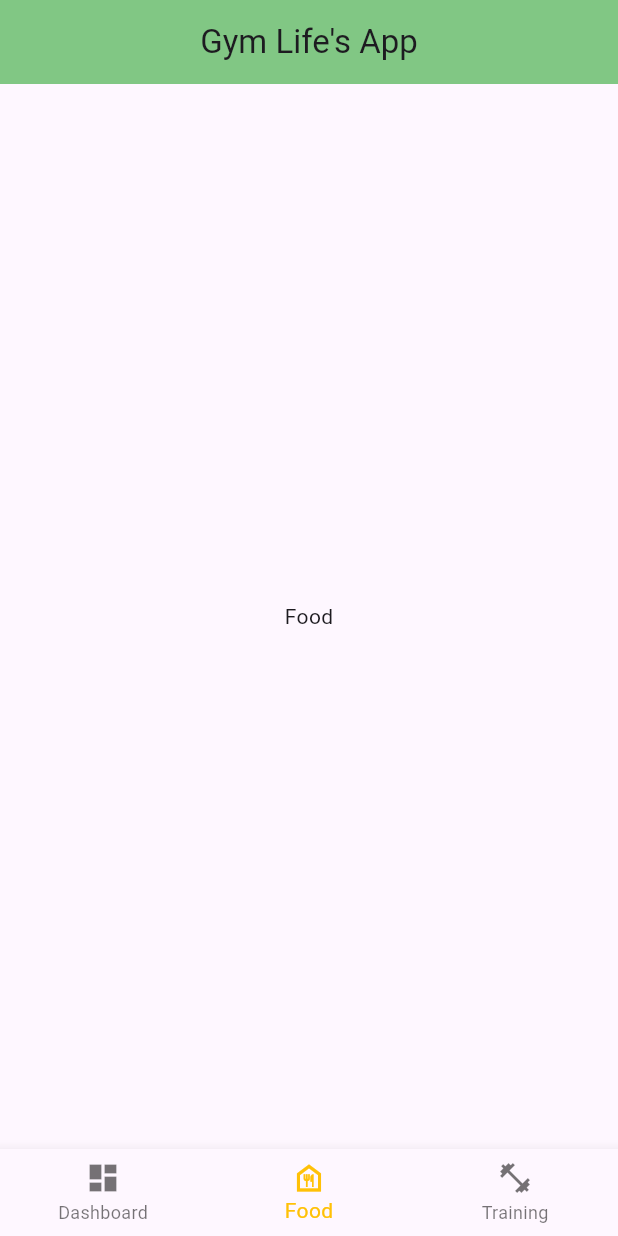
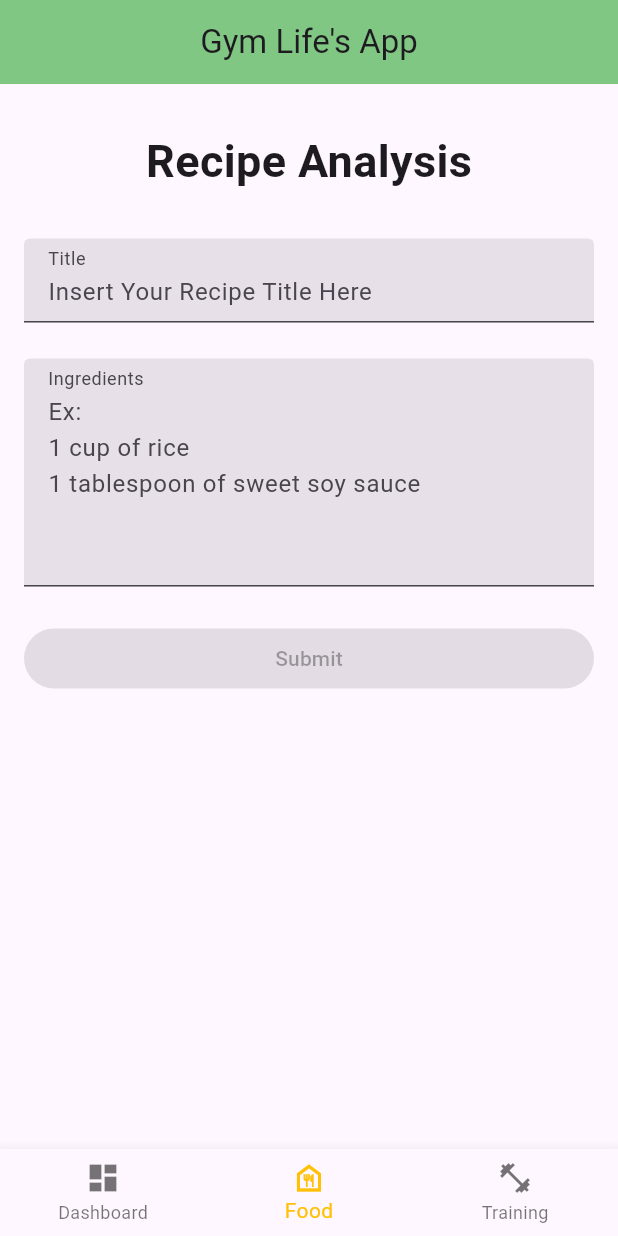
Before and after one commit to gabisaCSS/GymLife-s-App, a Flutter app: the screen it shows after launch, item 2 of the bottom bar chosen, on a phone screen of 412 x 824 dp. Run offline on Flutter 3.47's test engine with Material 2 defaults, Android fonts, the light colour scheme and no system bars; our stand-ins replace bloc, dio, equatable, flutter_bloc.

Commit message:
recipe_analysis

```diff
--- a/lib/main.dart
+++ b/lib/main.dart
@@ -1,5 +1,8 @@
 import 'package:flutter/material.dart';
 import 'package:flutter_bloc/flutter_bloc.dart';
+import 'package:gym_lifes_app/screen/food_screen/bloc/recipe_analyzer_bloc.dart';
+import 'package:gym_lifes_app/screen/food_screen/cubit/recipe_ingr_cubit/recipe_ingr_cubit.dart';
+import 'package:gym_lifes_app/screen/food_screen/cubit/recipe_title_cubit/recipe_title_cubit.dart';
 import 'package:gym_lifes_app/screen/main_screen/main_screen.dart';
 import 'package:gym_lifes_app/screen/main_screen/mains_bloc/mains_bloc.dart';
 
@@ -14,7 +17,14 @@ class MyApp extends StatelessWidget {
   @override
   Widget build(BuildContext context) {
     return MultiBlocProvider(
-        providers: [BlocProvider<MainsBloc>(create: (context) => MainsBloc())],
+        providers: [
+          BlocProvider<MainsBloc>(create: (context) => MainsBloc()),
+          BlocProvider<RecipeTitleCubit>(
+              create: (context) => RecipeTitleCubit()),
+          BlocProvider<RecipeIngrCubit>(create: (context) => RecipeIngrCubit()),
+          BlocProvider<RecipeAnalyzerBloc>(
+              create: (context) => RecipeAnalyzerBloc()),
+        ],
         child: MaterialApp(
           title: "Gym Life's App",
           debugShowCheckedModeBanner: false,
--- a/lib/model/nutrition_model/nutrition_api/nutrition_api.dart
+++ b/lib/model/nutrition_model/nutrition_api/nutrition_api.dart
@@ -7,6 +7,8 @@ import 'package:gym_lifes_app/model/nutrition_model/nutrition_model.dart';
 class NutritionApi {
   static Future<NutritionModel> getNutrition(
       {required String title, required List<String> ingr}) async {
+    print(jsonEncode({"title": title, "ingr": ingr}));
+    try {} catch (e) {}
     final response = await Dio().post(
         'https://api.edamam.com/api/nutrition-details?app_id=$appId&app_key=$appKey',
         options: Options(headers: {"Content-Type": "application/json"}),
--- a/lib/model/nutrition_model/nutrition_model.dart
+++ b/lib/model/nutrition_model/nutrition_model.dart
@@ -8,11 +8,11 @@ NutritionModel nutritionModelFromJson(String str) =>
     NutritionModel.fromJson(json.decode(str));
 
 class NutritionModel {
-  int calories;
-  Map<String, TotalDaily> totalNutrients;
-  Map<String, TotalDaily> totalDaily;
+  int? calories;
+  Nutrients totalNutrients;
+  Map<String, NutrientsData> totalDaily;
   List<Ingredient> ingredients;
-  TotalNutrientsKCal totalNutrientsKCal;
+  NutrientsKCal totalNutrientsKCal;
 
   NutritionModel({
     required this.calories,
@@ -24,20 +24,49 @@ class NutritionModel {
 
   factory NutritionModel.fromJson(Map<String, dynamic> json) => NutritionModel(
         calories: json["calories"],
-        totalNutrients: Map.from(json["totalNutrients"]).map(
-            (k, v) => MapEntry<String, TotalDaily>(k, TotalDaily.fromJson(v))),
-        totalDaily: Map.from(json["totalDaily"]).map(
-            (k, v) => MapEntry<String, TotalDaily>(k, TotalDaily.fromJson(v))),
+        totalNutrients: Nutrients.fromJson(json["totalNutrients"]),
+        totalDaily: Map.from(json["totalDaily"]).map((k, v) =>
+            MapEntry<String, NutrientsData>(k, NutrientsData.fromJson(v))),
         ingredients: List<Ingredient>.from(
             json["ingredients"].map((x) => Ingredient.fromJson(x))),
-        totalNutrientsKCal:
-            TotalNutrientsKCal.fromJson(json["totalNutrientsKCal"]),
+        totalNutrientsKCal: NutrientsKCal.fromJson(json["totalNutrientsKCal"]),
+      );
+}
+
+class Nutrients {
+  NutrientsData enercKcal;
+  NutrientsData protein;
+  NutrientsData carb;
+  NutrientsData fat;
+  NutrientsData fiber;
+  NutrientsData sugar;
+
+  Nutrients({
+    required this.enercKcal,
+    required this.fat,
+    required this.protein,
+    required this.carb,
+    required this.fiber,
+    required this.sugar,
+  });
+
+  factory Nutrients.fromJson(Map<String, dynamic> json) => Nutrients(
+        enercKcal: NutrientsData.fromJson(json["ENERC_KCAL"]),
+        fat: NutrientsData.fromJson(json["FAT"]),
+        protein: NutrientsData.fromJson(json["PROCNT"]),
+        carb: NutrientsData.fromJson(json["CHOCDF"]),
+        fiber: json["FIBTG"] == null
+            ? NutrientsData(label: 'Fiber', quantity: 0, unit: 'gr')
+            : NutrientsData.fromJson(json["FIBTG"]),
+        sugar: json["SUGAR"] == null
+            ? NutrientsData(label: 'Sugar', quantity: 0, unit: 'gr')
+            : NutrientsData.fromJson(json["SUGAR"]),
       );
 }
 
 class Ingredient {
   String text;
-  List<Parsed> parsed;
+  List<Parsed>? parsed;
 
   Ingredient({
     required this.text,
@@ -46,8 +75,11 @@ class Ingredient {
 
   factory Ingredient.fromJson(Map<String, dynamic> json) => Ingredient(
         text: json["text"],
-        parsed:
-            List<Parsed>.from(json["parsed"].map((x) => Parsed.fromJson(x))),
+        // parsed:
+        // List<Parsed>.from(json["parsed"].map((x) => Parsed.fromJson(x))),
+        parsed: json["parsed"] == null
+            ? []
+            : List<Parsed>.from(json["parsed"].map((x) => Parsed.fromJson(x))),
       );
 }
 
@@ -59,9 +91,7 @@ class Parsed {
   String foodId;
   double weight;
   double retainedWeight;
-  Map<String, TotalDaily> nutrients;
-  String measureUri;
-  String status;
+  Nutrients nutrients;
 
   Parsed({
     required this.quantity,
@@ -72,8 +102,6 @@ class Parsed {
     required this.weight,
     required this.retainedWeight,
     required this.nutrients,
-    required this.measureUri,
-    required this.status,
   });
 
   factory Parsed.fromJson(Map<String, dynamic> json) => Parsed(
@@ -84,49 +112,45 @@ class Parsed {
         foodId: json["foodId"],
         weight: json["weight"],
         retainedWeight: json["retainedWeight"],
-        nutrients: Map.from(json["nutrients"]).map(
-            (k, v) => MapEntry<String, TotalDaily>(k, TotalDaily.fromJson(v))),
-        measureUri: json["measureURI"],
-        status: json["status"],
+        nutrients: Nutrients.fromJson(json['nutrients']),
       );
 }
 
-class TotalDaily {
-  String label;
-  double quantity;
-  String unit;
+class NutrientsData {
+  String? label;
+  double? quantity;
+  String? unit;
 
-  TotalDaily({
+  NutrientsData({
     required this.label,
     required this.quantity,
     required this.unit,
   });
 
-  factory TotalDaily.fromJson(Map<String, dynamic> json) => TotalDaily(
+  factory NutrientsData.fromJson(Map<String, dynamic> json) => NutrientsData(
         label: json["label"],
         quantity: json["quantity"]?.toDouble(),
         unit: json["unit"],
       );
 }
 
-class TotalNutrientsKCal {
-  TotalDaily enercKcal;
-  TotalDaily procntKcal;
-  TotalDaily fatKcal;
-  TotalDaily chocdfKcal;
+class NutrientsKCal {
+  NutrientsData enercKcal;
+  NutrientsData procntKcal;
+  NutrientsData fatKcal;
+  NutrientsData chocdfKcal;
 
-  TotalNutrientsKCal({
+  NutrientsKCal({
     required this.enercKcal,
     required this.procntKcal,
     required this.fatKcal,
     required this.chocdfKcal,
   });
 
-  factory TotalNutrientsKCal.fromJson(Map<String, dynamic> json) =>
-      TotalNutrientsKCal(
-        enercKcal: TotalDaily.fromJson(json["ENERC_KCAL"]),
-        procntKcal: TotalDaily.fromJson(json["PROCNT_KCAL"]),
-        fatKcal: TotalDaily.fromJson(json["FAT_KCAL"]),
-        chocdfKcal: TotalDaily.fromJson(json["CHOCDF_KCAL"]),
+  factory NutrientsKCal.fromJson(Map<String, dynamic> json) => NutrientsKCal(
+        enercKcal: NutrientsData.fromJson(json["ENERC_KCAL"]),
+        procntKcal: NutrientsData.fromJson(json["PROCNT_KCAL"]),
+        fatKcal: NutrientsData.fromJson(json["FAT_KCAL"]),
+        chocdfKcal: NutrientsData.fromJson(json["CHOCDF_KCAL"]),
       );
 }
--- /dev/null
+++ b/lib/screen/food_screen/bloc/recipe_analyzer_bloc.dart
@@ -0,0 +1,31 @@
+import 'package:bloc/bloc.dart';
+import 'package:dio/dio.dart';
+import 'package:equatable/equatable.dart';
+import 'package:gym_lifes_app/model/nutrition_model/nutrition_api/nutrition_api.dart';
+import 'package:gym_lifes_app/model/nutrition_model/nutrition_model.dart';
+
+part 'recipe_analyzer_event.dart';
+part 'recipe_analyzer_state.dart';
+
+class RecipeAnalyzerBloc
+    extends Bloc<RecipeAnalyzerEvent, RecipeAnalyzerState> {
+  RecipeAnalyzerBloc() : super(RecipeAnalyzerInitial()) {
+    on<SubmitRecipeEvent>(_onSubmitRecipeEvent);
+  }
+
+  void _onSubmitRecipeEvent(
+      SubmitRecipeEvent event, Emitter<RecipeAnalyzerState> emit) async {
+    emit(RecipeAnalyzerLoadingState());
+    List<String> ingrList = event.recipeIngr.split('\n');
+
+    try {
+      NutritionModel nutritionModel = await NutritionApi.getNutrition(
+          title: event.recipeTitle, ingr: ingrList);
+      emit(RecipeAnalyzerLoadedState(
+          recipeTitle: event.recipeTitle, nutritionModel: nutritionModel));
+    } on DioException catch (e) {
+      print(e.response?.statusCode);
+      emit(const RecipeAnalyzerErrorState(errorMessage: 'Analyze Failed!'));
+    }
+  }
+}
--- /dev/null
+++ b/lib/screen/food_screen/bloc/recipe_analyzer_event.dart
@@ -0,0 +1,19 @@
+part of 'recipe_analyzer_bloc.dart';
+
+sealed class RecipeAnalyzerEvent extends Equatable {
+  const RecipeAnalyzerEvent();
+
+  @override
+  List<Object> get props => [];
+}
+
+final class SubmitRecipeEvent extends RecipeAnalyzerEvent {
+  final String recipeTitle;
+  final String recipeIngr;
+
+  const SubmitRecipeEvent(
+      {required this.recipeTitle, required this.recipeIngr});
+
+  @override
+  List<Object> get props => [recipeTitle, recipeIngr];
+}
--- /dev/null
+++ b/lib/screen/food_screen/bloc/recipe_analyzer_state.dart
@@ -0,0 +1,32 @@
+part of 'recipe_analyzer_bloc.dart';
+
+sealed class RecipeAnalyzerState extends Equatable {
+  const RecipeAnalyzerState();
+
+  @override
+  List<Object> get props => [];
+}
+
+final class RecipeAnalyzerInitial extends RecipeAnalyzerState {}
+
+final class RecipeAnalyzerLoadingState extends RecipeAnalyzerState {}
+
+final class RecipeAnalyzerErrorState extends RecipeAnalyzerState {
+  final String errorMessage;
+
+  const RecipeAnalyzerErrorState({required this.errorMessage});
+
+  @override
+  List<Object> get props => [errorMessage];
+}
+
+final class RecipeAnalyzerLoadedState extends RecipeAnalyzerState {
+  final NutritionModel nutritionModel;
+  final String recipeTitle;
+
+  const RecipeAnalyzerLoadedState(
+      {required this.recipeTitle, required this.nutritionModel});
+
+  @override
+  List<Object> get props => [nutritionModel, recipeTitle];
+}
--- /dev/null
+++ b/lib/screen/food_screen/component/recipe_ingr_field_component.dart
@@ -0,0 +1,48 @@
+import 'package:flutter/material.dart';
+import 'package:flutter_bloc/flutter_bloc.dart';
+import 'package:gym_lifes_app/screen/food_screen/cubit/recipe_ingr_cubit/recipe_ingr_cubit.dart';
+import 'package:gym_lifes_app/widget/text_field_widget.dart';
+
+class RecipeIngrFieldComponent extends StatelessWidget {
+  const RecipeIngrFieldComponent({super.key});
+
+  @override
+  Widget build(BuildContext context) {
+    return BlocBuilder<RecipeIngrCubit, RecipeIngrState>(
+      builder: (context, state) {
+        if (state is RecipeIngrErrorState) {
+          return TextFieldWidget(
+            label: 'Ingredients',
+            hintText: 'Ex: \n1 cup of rice\n1 tablespoon of sweet soy sauce',
+            maxLines: 5,
+            errorText: state.errorMessage,
+            onChanged: (value) {
+              context.read<RecipeIngrCubit>().onChangedIngr(value);
+            },
+          );
+        } else if (state is RecipeIngrAmanState) {
+          return TextFieldWidget(
+            label: 'Ingredients',
+            hintText: 'Ex: \n1 cup of rice\n1 tablespoon of sweet soy sauce',
+            maxLines: 5,
+            onChanged: (value) {
+              context.read<RecipeIngrCubit>().onChangedIngr(value);
+            },
+          );
+        } else if (state is RecipeIngrClearState) {
+          return TextFieldWidget(
+            label: 'Ingredients',
+            hintText: 'Ex: \n1 cup of rice\n1 tablespoon of sweet soy sauce',
+            maxLines: 5,
+            controller: TextEditingController(text: ''),
+            onChanged: (value) {
+              context.read<RecipeIngrCubit>().onChangedIngr(value);
+            },
+          );
+        } else {
+          return const SizedBox();
+        }
+      },
+    );
+  }
+}
--- /dev/null
+++ b/lib/screen/food_screen/component/recipe_title_field_component.dart
@@ -0,0 +1,48 @@
+import 'package:flutter/material.dart';
+import 'package:flutter_bloc/flutter_bloc.dart';
+import 'package:gym_lifes_app/screen/food_screen/cubit/recipe_title_cubit/recipe_title_cubit.dart';
+import 'package:gym_lifes_app/widget/text_field_widget.dart';
+
+class RecipeTitleFieldComponent extends StatelessWidget {
+  const RecipeTitleFieldComponent({super.key});
+
+  @override
+  Widget build(BuildContext context) {
+    return BlocBuilder<RecipeTitleCubit, RecipeTitleState>(
+      builder: (context, state) {
+        if (state is RecipeTitleErrorState) {
+          return TextFieldWidget(
+            label: 'Title',
+            hintText: 'Insert Your Recipe Title Here',
+            errorText: state.errorMessage,
+            keyboardType: TextInputType.text,
+            onChanged: (value) {
+              context.read<RecipeTitleCubit>().onChangedTitle(value);
+            },
+          );
+        } else if (state is RecipeTitleAmanState) {
+          return TextFieldWidget(
+            label: 'Title',
+            hintText: 'Insert Your Recipe Title Here',
+            keyboardType: TextInputType.text,
+            onChanged: (value) {
+              context.read<RecipeTitleCubit>().onChangedTitle(value);
+            },
+          );
+        } else if (state is RecipeTitleClearState) {
+          return TextFieldWidget(
+            label: 'Title',
+            hintText: 'Insert Your Recipe Title Here',
+            keyboardType: TextInputType.text,
+            controller: TextEditingController(text: ''),
+            onChanged: (value) {
+              context.read<RecipeTitleCubit>().onChangedTitle(value);
+            },
+          );
+        } else {
+          return const SizedBox();
+        }
+      },
+    );
+  }
+}
--- /dev/null
+++ b/lib/screen/food_screen/cubit/recipe_ingr_cubit/recipe_ingr_cubit.dart
@@ -0,0 +1,17 @@
+import 'package:bloc/bloc.dart';
+import 'package:equatable/equatable.dart';
+
+part 'recipe_ingr_state.dart';
+
+class RecipeIngrCubit extends Cubit<RecipeIngrState> {
+  RecipeIngrCubit() : super(const RecipeIngrAmanState(ingrValue: ''));
+
+  void onChangedIngr(String value) {
+    if (value.isEmpty) {
+      emit(const RecipeIngrErrorState(
+          errorMessage: 'Ingridients cannot empty!'));
+    } else {
+      emit(RecipeIngrAmanState(ingrValue: value));
+    }
+  }
+}
--- /dev/null
+++ b/lib/screen/food_screen/cubit/recipe_ingr_cubit/recipe_ingr_state.dart
@@ -0,0 +1,33 @@
+part of 'recipe_ingr_cubit.dart';
+
+sealed class RecipeIngrState extends Equatable {
+  const RecipeIngrState();
+
+  @override
+  List<Object> get props => [];
+}
+
+final class RecipeIngrInitial extends RecipeIngrState {}
+
+final class RecipeIngrErrorState extends RecipeIngrState {
+  final String errorMessage;
+
+  const RecipeIngrErrorState({required this.errorMessage});
+
+  @override
+  List<Object> get props => [errorMessage];
+}
+
+final class RecipeIngrAmanState extends RecipeIngrState {
+  final String ingrValue;
+
+  const RecipeIngrAmanState({required this.ingrValue});
+
+  @override
+  List<Object> get props => [ingrValue];
+}
+
+final class RecipeIngrClearState extends RecipeIngrState {
+  @override
+  List<Object> get props => [];
+}
--- /dev/null
+++ b/lib/screen/food_screen/cubit/recipe_title_cubit/recipe_title_cubit.dart
@@ -0,0 +1,16 @@
+import 'package:bloc/bloc.dart';
+import 'package:equatable/equatable.dart';
+
+part 'recipe_title_state.dart';
+
+class RecipeTitleCubit extends Cubit<RecipeTitleState> {
+  RecipeTitleCubit() : super(const RecipeTitleAmanState(titleValue: ''));
+
+  void onChangedTitle(String value) {
+    if (value.isEmpty) {
+      emit(const RecipeTitleErrorState(errorMessage: 'Title cannot empty!'));
+    } else {
+      emit(RecipeTitleAmanState(titleValue: value));
+    }
+  }
+}
--- /dev/null
+++ b/lib/screen/food_screen/cubit/recipe_title_cubit/recipe_title_state.dart
@@ -0,0 +1,33 @@
+part of 'recipe_title_cubit.dart';
+
+sealed class RecipeTitleState extends Equatable {
+  const RecipeTitleState();
+
+  @override
+  List<Object> get props => [];
+}
+
+final class RecipeTitleInitial extends RecipeTitleState {}
+
+final class RecipeTitleAmanState extends RecipeTitleState {
+  final String titleValue;
+
+  const RecipeTitleAmanState({required this.titleValue});
+
+  @override
+  List<Object> get props => [titleValue];
+}
+
+final class RecipeTitleErrorState extends RecipeTitleState {
+  final String errorMessage;
+
+  const RecipeTitleErrorState({required this.errorMessage});
+
+  @override
+  List<Object> get props => [errorMessage];
+}
+
+final class RecipeTitleClearState extends RecipeTitleState {
+  @override
+  List<Object> get props => [];
+}
--- a/lib/screen/food_screen/food_screen.dart
+++ b/lib/screen/food_screen/food_screen.dart
@@ -1,12 +1,110 @@
 import 'package:flutter/material.dart';
+import 'package:flutter_bloc/flutter_bloc.dart';
+import 'package:gym_lifes_app/model/nutrition_model/nutrition_model.dart';
+import 'package:gym_lifes_app/screen/food_screen/bloc/recipe_analyzer_bloc.dart';
+import 'package:gym_lifes_app/screen/food_screen/component/recipe_ingr_field_component.dart';
+import 'package:gym_lifes_app/screen/food_screen/component/recipe_title_field_component.dart';
+import 'package:gym_lifes_app/screen/food_screen/cubit/recipe_ingr_cubit/recipe_ingr_cubit.dart';
+import 'package:gym_lifes_app/screen/food_screen/cubit/recipe_title_cubit/recipe_title_cubit.dart';
 
 class FoodScreen extends StatelessWidget {
   const FoodScreen({super.key});
 
   @override
   Widget build(BuildContext context) {
-    return const Center(
-      child: Text('Food'),
+    return Padding(
+      padding: const EdgeInsets.symmetric(horizontal: 16),
+      child: ListView(
+        children: [
+          const SizedBox(
+            height: 30,
+          ),
+          const Row(
+            mainAxisAlignment: MainAxisAlignment.center,
+            children: [
+              Text(
+                'Recipe Analysis',
+                style: TextStyle(fontWeight: FontWeight.bold, fontSize: 30),
+              ),
+            ],
+          ),
+          const SizedBox(
+            height: 30,
+          ),
+          const RecipeTitleFieldComponent(),
+          const SizedBox(
+            height: 24,
+          ),
+          const RecipeIngrFieldComponent(),
+          const SizedBox(
+            height: 24,
+          ),
+          Builder(builder: (context) {
+            final recipeTitleState = context.watch<RecipeTitleCubit>().state;
+            final recipeIngrState = context.watch<RecipeIngrCubit>().state;
+
+            bool isEnabledTitle = recipeTitleState is RecipeTitleAmanState &&
+                recipeTitleState.titleValue.isNotEmpty;
+            bool isEnabledIngr = recipeIngrState is RecipeIngrAmanState &&
+                recipeIngrState.ingrValue.isNotEmpty;
+
+            return ElevatedButton(
+                onPressed: isEnabledTitle && isEnabledIngr
+                    ? () {
+                        context.read<RecipeAnalyzerBloc>().add(
+                            SubmitRecipeEvent(
+                                recipeTitle: recipeTitleState.titleValue,
+                                recipeIngr: recipeIngrState.ingrValue));
+                      }
+                    : null,
+                child: const Text('Submit'));
+          }),
+          const SizedBox(
+            height: 30,
+          ),
+          BlocBuilder<RecipeAnalyzerBloc, RecipeAnalyzerState>(
+            builder: (context, state) {
+              if (state is RecipeAnalyzerLoadingState) {
+                return const CircularProgressIndicator();
+              } else if (state is RecipeAnalyzerLoadedState) {
+                final NutritionModel data = state.nutritionModel;
+                final nutrisi = data.totalNutrients;
+
+                return Card(
+                  child: Padding(
+                    padding: const EdgeInsets.all(8.0),
+                    child: Column(
+                        crossAxisAlignment: CrossAxisAlignment.start,
+                        children: [
+                          Text(
+                            state.recipeTitle,
+                            style: const TextStyle(
+                                fontSize: 20, fontWeight: FontWeight.bold),
+                          ),
+                          Text(
+                              'Energi    : ${nutrisi.enercKcal.quantity} ${nutrisi.enercKcal.unit}'),
+                          Text(
+                              'Carbs    : ${nutrisi.carb.quantity} ${nutrisi.carb.unit}'),
+                          Text(
+                              'Protein  : ${nutrisi.protein.quantity} ${nutrisi.protein.unit}'),
+                          Text(
+                              'Fat         : ${nutrisi.fat.quantity} ${nutrisi.fat.unit}'),
+                          Text(
+                              'Fiber      : ${nutrisi.fiber.quantity} ${nutrisi.fiber.unit}'),
+                          Text(
+                              'Sugar       : ${nutrisi.sugar.quantity} ${nutrisi.sugar.unit}'),
+                        ]),
+                  ),
+                );
+              } else if (state is RecipeAnalyzerErrorState) {
+                return Text(state.errorMessage);
+              } else {
+                return const SizedBox();
+              }
+            },
+          )
+        ],
+      ),
     );
   }
 }
--- /dev/null
+++ b/lib/widget/text_field_widget.dart
@@ -0,0 +1,38 @@
+import 'package:flutter/material.dart';
+
+class TextFieldWidget extends StatelessWidget {
+  final String label;
+  final String hintText;
+  final String? errorText;
+  final int? maxLines;
+  final TextInputType? keyboardType;
+  final TextEditingController? controller;
+  final void Function(String)? onChanged;
+
+  const TextFieldWidget(
+      {super.key,
+      required this.label,
+      required this.hintText,
+      this.errorText,
+      this.onChanged,
+      this.controller,
+      this.maxLines,
+      this.keyboardType});
+
+  @override
+  Widget build(BuildContext context) {
+    return TextField(
+      decoration: InputDecoration(
+          floatingLabelBehavior: FloatingLabelBehavior.always,
+          label: Text(label),
+          hintText: hintText,
+          filled: true,
+          errorText: errorText),
+      maxLines: maxLines,
+      keyboardType: keyboardType,
+      controller: controller,
+      onChanged: onChanged,
+      // keyboardType: TextInputType.text,
+    );
+  }
+}
--- a/pubspec.yaml
+++ b/pubspec.yaml
@@ -39,6 +39,7 @@ dependencies:
   flutter_bloc: ^8.1.3
   equatable: ^2.0.5
   envied: ^0.3.0+3
+  bloc: ^8.1.2
 
 dev_dependencies:
   flutter_test:
```
Also changed, not shown: pubspec.lock.
